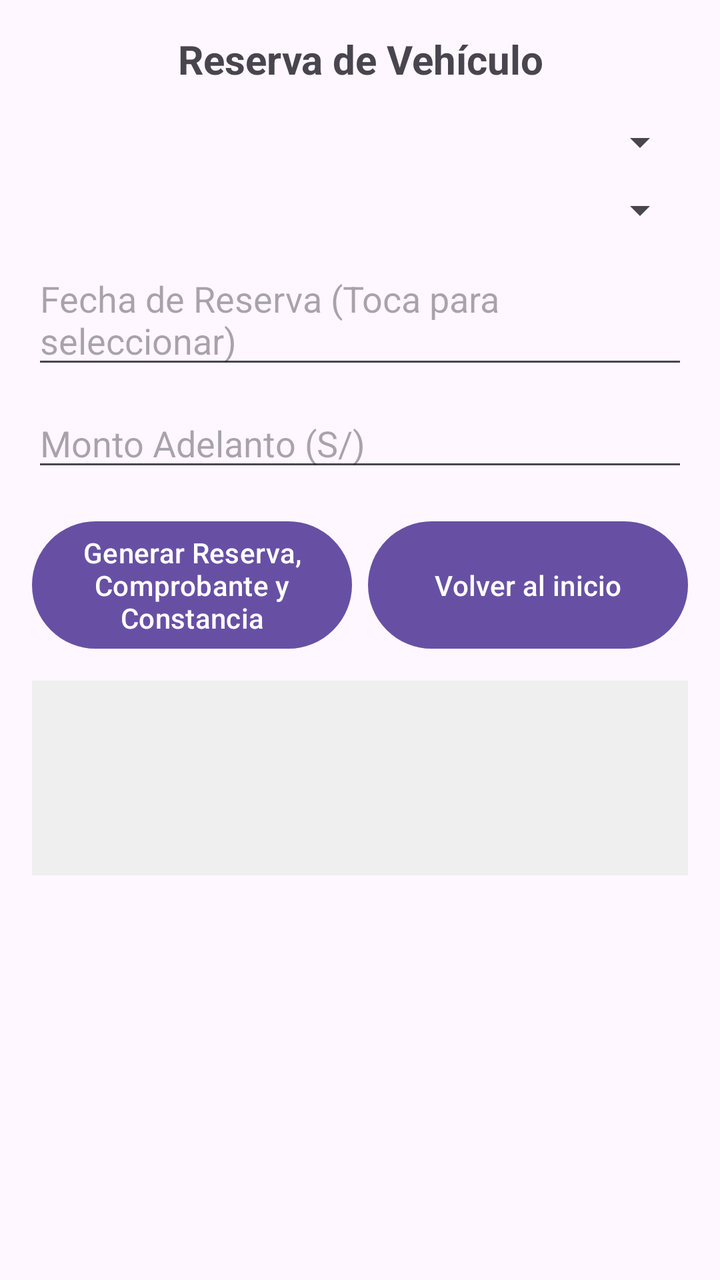
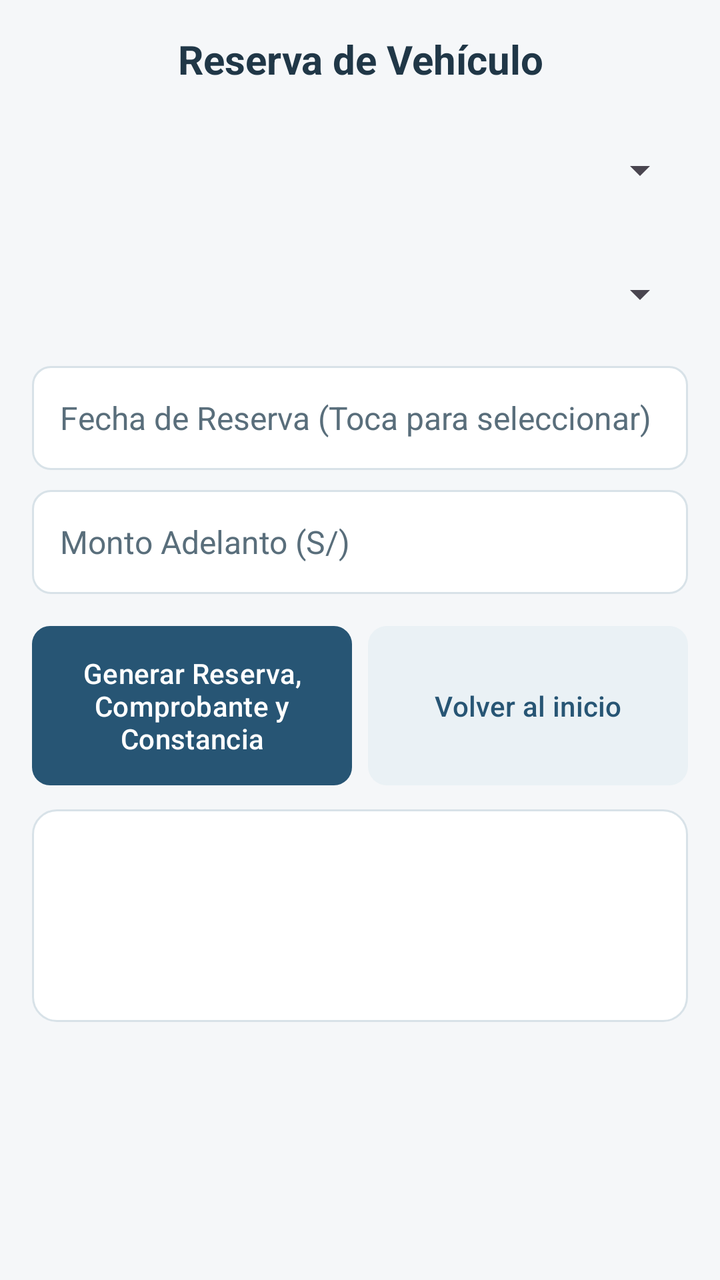

Before-and-after screenshots of an Android layout around one commit, followed by the original layout XML and the change that was made.
<!-- AndroidManifest.xml: application theme Theme.T2 -->
<!-- res/layout/activity_reserva.xml -->
<?xml version="1.0" encoding="utf-8"?>
<ScrollView xmlns:android="http://schemas.android.com/apk/res/android"
    android:layout_width="match_parent"
    android:layout_height="match_parent"
    android:padding="16dp">

    <LinearLayout
        android:layout_width="match_parent"
        android:layout_height="wrap_content"
        android:orientation="vertical">

        <TextView
            android:id="@+id/tvTituloReserva"
            android:layout_width="match_parent"
            android:layout_height="wrap_content"
            android:text="Reserva de Vehículo"
            android:textSize="20sp"
            android:textStyle="bold"
            android:gravity="center"
            android:layout_marginBottom="16dp" />

        <Spinner
            android:id="@+id/spClienteReserva"
            android:layout_width="match_parent"
            android:layout_height="wrap_content"
            android:layout_marginBottom="10dp" />

        <Spinner
            android:id="@+id/spVehiculoReserva"
            android:layout_width="match_parent"
            android:layout_height="wrap_content"
            android:layout_marginBottom="10dp" />

        <TextView
            android:id="@+id/tvVehiculoSeleccionado"
            android:layout_width="match_parent"
            android:layout_height="wrap_content"
            android:textSize="16sp"
            android:textStyle="bold"
            android:layout_marginBottom="10dp"
            android:visibility="gone" />

        <LinearLayout
            android:id="@+id/contenedorVehiculosReserva"
            android:layout_width="match_parent"
            android:layout_height="wrap_content"
            android:orientation="vertical"
            android:layout_marginBottom="10dp"
            android:visibility="gone" />

        <EditText
            android:id="@+id/etFechaReserva"
            android:layout_width="match_parent"
            android:layout_height="wrap_content"
            android:hint="Fecha de Reserva (Toca para seleccionar)"
            android:focusable="false"
            android:clickable="true"
            android:layout_marginBottom="10dp" />

        <EditText
            android:id="@+id/etMontoAdelanto"
            android:layout_width="match_parent"
            android:layout_height="wrap_content"
            android:hint="Monto Adelanto (S/)"
            android:inputType="numberDecimal"
            android:layout_marginBottom="16dp" />

        <LinearLayout
            android:layout_width="match_parent"
            android:layout_height="wrap_content"
            android:orientation="horizontal"
            android:baselineAligned="false"
            android:layout_marginBottom="12dp">

            <Button
                android:id="@+id/btnRegistrarReserva"
                android:layout_width="0dp"
                android:layout_height="match_parent"
                android:layout_weight="1"
                android:layout_marginEnd="8dp"
                android:text="Generar Reserva, Comprobante y Constancia" />

            <Button
                android:id="@+id/btnVolverInicio"
                android:layout_width="0dp"
                android:layout_height="match_parent"
                android:layout_weight="1"
                android:text="Volver al inicio" />
        </LinearLayout>

        <TextView
            android:id="@+id/tvResultadoReserva"
            android:layout_width="match_parent"
            android:layout_height="wrap_content"
            android:background="#EFEFEF"
            android:padding="12dp"
            android:textSize="15sp"
            android:minLines="4"
            android:focusable="false"
            android:clickable="false"
            android:cursorVisible="false" />

    </LinearLayout>
</ScrollView>
<!-- resources referenced by this layout -->
<resources>
  <style name="Base.Theme.T2" parent="Theme.Material3.DayNight.NoActionBar">
          
          
      </style>
  <!-- unchanged entries left out for length: 1 -->
</resources>

<!-- the commit's change to res/layout/activity_reserva.xml (unified diff, before → after) -->
@@ -2,6 +2,7 @@
 <ScrollView xmlns:android="http://schemas.android.com/apk/res/android"
     android:layout_width="match_parent"
     android:layout_height="match_parent"
+    android:background="@color/app_background"
     android:padding="16dp">
 
     <LinearLayout
@@ -10,6 +11,7 @@
         android:orientation="vertical">
 
         <TextView
+            style="@style/AppTitle"
             android:id="@+id/tvTituloReserva"
             android:layout_width="match_parent"
             android:layout_height="wrap_content"
@@ -20,18 +22,21 @@
             android:layout_marginBottom="16dp" />
 
         <Spinner
+            style="@style/AppSpinner"
             android:id="@+id/spClienteReserva"
             android:layout_width="match_parent"
             android:layout_height="wrap_content"
             android:layout_marginBottom="10dp" />
 
         <Spinner
+            style="@style/AppSpinner"
             android:id="@+id/spVehiculoReserva"
             android:layout_width="match_parent"
             android:layout_height="wrap_content"
             android:layout_marginBottom="10dp" />
 
         <TextView
+            style="@style/AppLabel"
             android:id="@+id/tvVehiculoSeleccionado"
             android:layout_width="match_parent"
             android:layout_height="wrap_content"
@@ -49,6 +54,7 @@
             android:visibility="gone" />
 
         <EditText
+            style="@style/AppInput"
             android:id="@+id/etFechaReserva"
             android:layout_width="match_parent"
             android:layout_height="wrap_content"
@@ -58,6 +64,7 @@
             android:layout_marginBottom="10dp" />
 
         <EditText
+            style="@style/AppInput"
             android:id="@+id/etMontoAdelanto"
             android:layout_width="match_parent"
             android:layout_height="wrap_content"
@@ -73,6 +80,7 @@
             android:layout_marginBottom="12dp">
 
             <Button
+                style="@style/AppButton"
                 android:id="@+id/btnRegistrarReserva"
                 android:layout_width="0dp"
                 android:layout_height="match_parent"
@@ -81,6 +89,7 @@
                 android:text="Generar Reserva, Comprobante y Constancia" />
 
             <Button
+                style="@style/AppButton.Secondary"
                 android:id="@+id/btnVolverInicio"
                 android:layout_width="0dp"
                 android:layout_height="match_parent"
@@ -89,10 +98,11 @@
         </LinearLayout>
 
         <TextView
+            style="@style/AppResult"
             android:id="@+id/tvResultadoReserva"
             android:layout_width="match_parent"
             android:layout_height="wrap_content"
-            android:background="#EFEFEF"
+            android:background="@drawable/bg_app_card"
             android:padding="12dp"
             android:textSize="15sp"
             android:minLines="4"
<!-- resource entries referenced after the edit -->
@@ -1,9 +1,101 @@
 <!-- resources referenced by this layout -->
 <resources>
+  <color name="app_background">#F5F7F9</color>
+  <!-- drawable bg_app_card (drawable) -->
+  <?xml version="1.0" encoding="utf-8"?>
+  <shape xmlns:android="http://schemas.android.com/apk/res/android">
+      <solid android:color="@color/app_surface" />
+      <corners android:radius="12dp" />
+      <stroke android:width="1dp" android:color="@color/app_border" />
+  </shape>
+  <style name="AppButton">
+          <item name="android:background">@drawable/bg_app_primary</item>
+          <item name="backgroundTint">@color/app_primary</item>
+          <item name="android:backgroundTint">@color/app_primary</item>
+          <item name="android:textColor">@color/app_on_primary</item>
+          <item name="android:textAllCaps">false</item>
+          <item name="android:textSize">14sp</item>
+          <item name="android:gravity">center</item>
+          <item name="android:minHeight">52dp</item>
+          <item name="android:padding">10dp</item>
+      </style>
+  <style name="AppButton.Secondary" parent="AppButton">
+          <item name="android:background">@drawable/bg_app_secondary</item>
+          <item name="backgroundTint">@color/app_soft</item>
+          <item name="android:backgroundTint">@color/app_soft</item>
+          <item name="android:textColor">@color/app_secondary_text</item>
+      </style>
+  <style name="AppInput">
+          <item name="android:background">@drawable/bg_app_input</item>
+          <item name="android:textColor">@color/app_text</item>
+          <item name="android:textColorHint">@color/app_muted</item>
+          <item name="android:textSize">16sp</item>
+          <item name="android:paddingStart">14dp</item>
+          <item name="android:paddingEnd">14dp</item>
+          <item name="android:paddingTop">12dp</item>
+          <item name="android:paddingBottom">12dp</item>
+          <item name="android:minHeight">52dp</item>
+      </style>
+  <style name="AppLabel">
+          <item name="android:textSize">15sp</item>
+          <item name="android:textStyle">bold</item>
+          <item name="android:textColor">@color/app_text</item>
+      </style>
+  <style name="AppResult">
+          <item name="android:background">@drawable/bg_app_card</item>
+          <item name="android:textColor">@color/app_text</item>
+          <item name="android:textSize">15sp</item>
+          <item name="android:padding">16dp</item>
+          <item name="android:lineSpacingExtra">3dp</item>
+      </style>
+  <style name="AppSpinner">
+          <item name="android:minHeight">52dp</item>
+          <item name="android:paddingStart">10dp</item>
+          <item name="android:paddingEnd">10dp</item>
+      </style>
+  <style name="AppTitle">
+          <item name="android:textSize">22sp</item>
+          <item name="android:textStyle">bold</item>
+          <item name="android:textColor">@color/app_text</item>
+          <item name="android:gravity">center</item>
+      </style>
+  <color name="app_surface">#FFFFFFFF</color>
+  <color name="app_border">#D8E2E8</color>
+  <!-- drawable bg_app_primary (drawable) -->
+  <?xml version="1.0" encoding="utf-8"?>
+  <shape xmlns:android="http://schemas.android.com/apk/res/android">
+      <solid android:color="@color/app_primary" />
+      <corners android:radius="9dp" />
+  </shape>
+  <color name="app_primary">#275574</color>
+  <color name="app_on_primary">#FFFFFFFF</color>
+  <!-- drawable bg_app_secondary (drawable) -->
+  <?xml version="1.0" encoding="utf-8"?>
+  <shape xmlns:android="http://schemas.android.com/apk/res/android">
+      <solid android:color="@color/app_soft" />
+      <corners android:radius="9dp" />
+      <stroke android:width="1dp" android:color="@color/app_border" />
+  </shape>
+  <color name="app_soft">#EAF1F5</color>
+  <color name="app_secondary_text">#275574</color>
+  <!-- drawable bg_app_input (drawable) -->
+  <?xml version="1.0" encoding="utf-8"?>
+  <shape xmlns:android="http://schemas.android.com/apk/res/android">
+      <solid android:color="@color/app_surface" />
+      <corners android:radius="9dp" />
+      <stroke android:width="1dp" android:color="@color/app_border" />
+  </shape>
+  <color name="app_text">#203747</color>
+  <color name="app_muted">#596E7B</color>
   <style name="Base.Theme.T2" parent="Theme.Material3.DayNight.NoActionBar">
-          
-          
+          <item name="colorPrimary">@color/app_primary</item>
+          <item name="colorOnPrimary">@color/app_on_primary</item>
+          <item name="colorSurface">@color/app_surface</item>
+          <item name="colorOnSurface">@color/app_text</item>
+          <item name="android:statusBarColor">@color/app_primary_dark</item>
+          <item name="android:windowLightStatusBar">true</item>
       </style>
+  <color name="app_primary_dark">#1B3C53</color>
   <!-- unchanged entries left out for length: 1 -->
 </resources>
 
